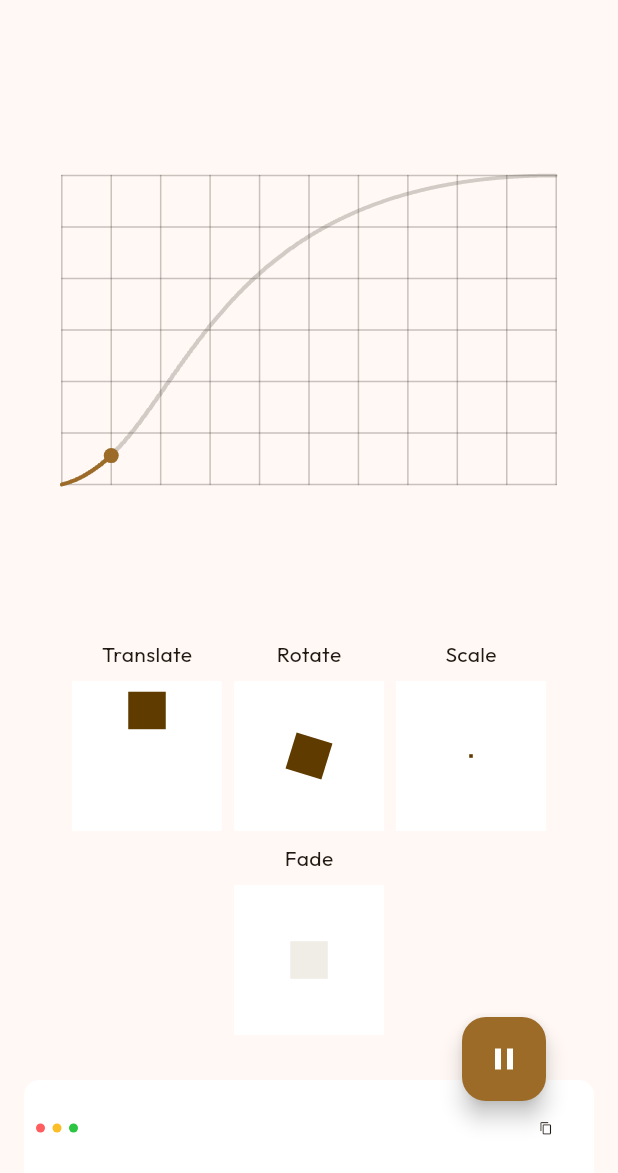
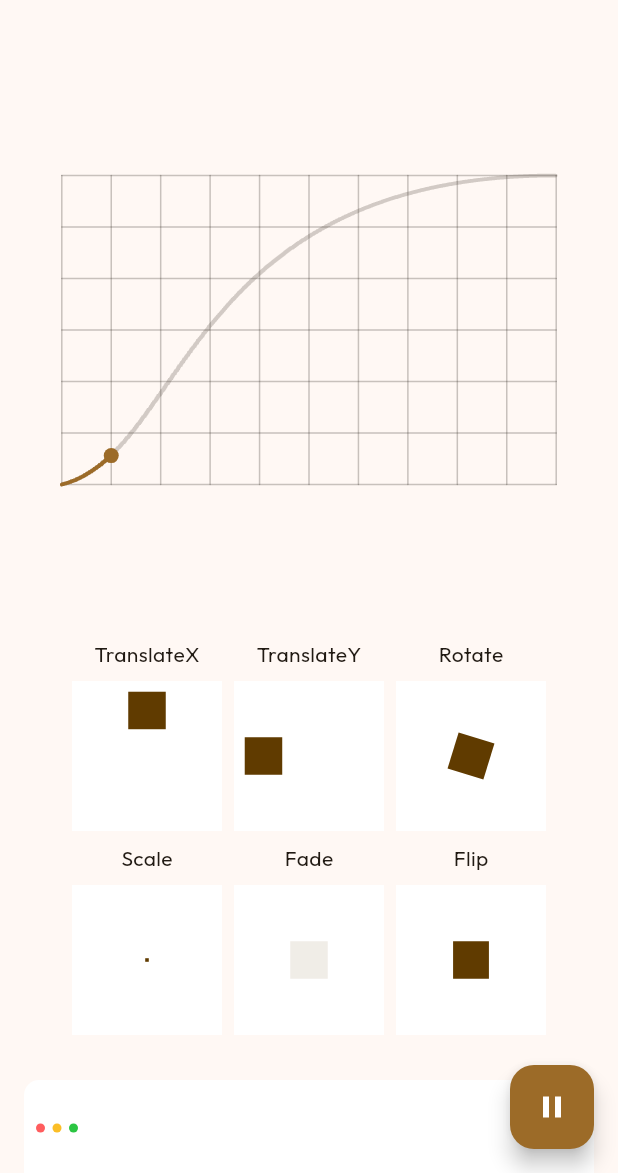
Before and after one commit to vchib1/flutter-curve-visualizer, a Flutter app: the screen it shows after launch, on a phone screen of 412 x 824 dp, the part 63-1236 px from its top. Run offline on Flutter 3.47's test engine with Material 3 defaults, Android fonts, the light colour scheme and no system bars; our stand-ins replace shared_preferences.

Commit message:
fixed code_block.dart padding & added flip, translateX to small animated_box_widget.dart

```diff
--- a/lib/views/home_page.dart
+++ b/lib/views/home_page.dart
@@ -116,6 +116,8 @@ class _HomePageState extends State<HomePage> with TickerProviderStateMixin {
 
   @override
   Widget build(BuildContext context) {
+    final screenMode = ScreenModeWidget.of(context);
+
     final decoration = BoxDecoration(
       color: Theme.of(context).colorScheme.onPrimaryFixed,
       borderRadius: BorderRadius.circular(10),
@@ -129,9 +131,13 @@ class _HomePageState extends State<HomePage> with TickerProviderStateMixin {
           controller: controller,
           animation: animation,
         ),
-        Wrap(
+        SizedBox(
+          width: MediaQuery.of(context).size.width /
+              (screenMode.isMobileOrTablet ? 1 : 3),
+          child: Wrap(
             spacing: 8.0,
             runSpacing: 8.0,
+            runAlignment: WrapAlignment.center,
             alignment: WrapAlignment.center,
             children: AnimationType.values.map(
               (animationType) {
@@ -151,6 +157,7 @@ class _HomePageState extends State<HomePage> with TickerProviderStateMixin {
                 );
               },
             ).toList(),
+          ),
         ),
       ],
     );
@@ -230,9 +237,7 @@ class _HomePageState extends State<HomePage> with TickerProviderStateMixin {
           ),
         ],
       ),
-      floatingActionButton: Padding(
-        padding: const EdgeInsets.all(32.0),
-        child: FloatingActionButton(
+      floatingActionButton: FloatingActionButton(
         child: Padding(
           padding: const EdgeInsets.all(8.0),
           child: AnimatedIcon(
@@ -247,7 +252,6 @@ class _HomePageState extends State<HomePage> with TickerProviderStateMixin {
             playPauseController.forward();
           }
         },
-        ),
       ),
       body: SingleChildScrollView(
         child: Container(
--- a/lib/views/widgets/animated_box/animated_box_widget.dart
+++ b/lib/views/widgets/animated_box/animated_box_widget.dart
@@ -1,7 +1,7 @@
 import 'dart:math';
 import 'package:flutter/material.dart';
 
-enum AnimationType { translate, rotate, scale, fade }
+enum AnimationType { translateX, translateY, rotate, scale, fade, flip }
 
 class AnimatedBoxWidget extends StatelessWidget {
   final AnimationType animationType;
@@ -44,11 +44,20 @@ class AnimatedBoxWidget extends StatelessWidget {
                   child: child,
                 ),
 
-              /// Translate
-              AnimationType.translate => Transform.translate(
+              /// Translate X
+              AnimationType.translateX => Transform.translate(
                   offset: Tween(
                     begin: Offset(0, (-constraints.maxHeight + boxSize) / 2),
                     end: Offset(0, (constraints.maxHeight - boxSize) / 2),
+                  ).transform(animation.value),
+                  child: child,
+                ),
+
+              /// Translate Y
+              AnimationType.translateY => Transform.translate(
+                  offset: Tween(
+                    begin: Offset((-constraints.maxWidth + boxSize) / 2, 0),
+                    end: Offset((constraints.maxHeight - boxSize) / 2, 0),
                   ).transform(animation.value),
                   child: child,
                 ),
@@ -59,6 +68,15 @@ class AnimatedBoxWidget extends StatelessWidget {
                   opacity: max(0, min(1, animation.value)),
                   child: child,
                 ),
+
+              /// Flip
+              AnimationType.flip => Transform(
+                  alignment: FractionalOffset.center,
+                  transform: Matrix4.identity()
+                    ..setEntry(2, 1, 0.0015)
+                    ..rotateY(animation.value * pi),
+                  child: child,
+                ),
             },
           );
         },
--- a/lib/views/widgets/code_block.dart
+++ b/lib/views/widgets/code_block.dart
@@ -15,7 +15,7 @@ class CodeBlock extends StatelessWidget {
     if (!context.mounted) return;
 
     ScaffoldMessenger.of(context).showSnackBar(
-      const SnackBar(content: Text('Code copied to clipboard')),
+      const SnackBar(content: Text('Copied to clipboard')),
     );
   }
 
@@ -28,8 +28,6 @@ class CodeBlock extends StatelessWidget {
       ScreenMode.tablet => Theme.of(context).textTheme.bodyLarge,
       ScreenMode.web => Theme.of(context).textTheme.bodyLarge,
     };
-
-    final double padding = mode.isMobile ? 8 : 16;
 
     final double spacing = mode.isMobile ? 5 : 10;
 
@@ -45,7 +43,7 @@ class CodeBlock extends StatelessWidget {
 
     return Container(
       alignment: Alignment.center,
-      padding: EdgeInsets.all(padding),
+      padding: EdgeInsets.all(8.0),
       decoration: BoxDecoration(
         color: Theme.of(context).colorScheme.onPrimaryFixed,
         borderRadius: BorderRadius.circular(10),
@@ -68,8 +66,8 @@ class CodeBlock extends StatelessWidget {
               Spacer(),
               IconButton(
                 onPressed: () => copyCode(context, code),
-                iconSize: radius * 3,
                 padding: EdgeInsets.zero,
+                iconSize: 16,
                 constraints: BoxConstraints(),
                 color: Theme.of(context).colorScheme.onSurface,
                 icon: Icon(Icons.copy),
--- a/lib/views/widgets/graph/graph_painter.dart
+++ b/lib/views/widgets/graph/graph_painter.dart
@@ -1,3 +1,5 @@
+import 'dart:math';
+
 import 'package:flutter/material.dart';
 import 'graph_config.dart';
 
@@ -21,6 +23,7 @@ class GraphPainter extends CustomPainter {
   @override
   void paint(Canvas canvas, Size size) {
     final points = generateCurveValues(animation, divisions);
+
     _drawAxis(canvas, size);
     _drawCurveBg(canvas, points, size);
     _drawCurve(canvas, points, size);
@@ -37,6 +40,7 @@ class GraphPainter extends CustomPainter {
       ..strokeCap = StrokeCap.round
       ..isAntiAlias = true;
 
+    // Draw the circular marker
     canvas.drawCircle(Offset(xPos, yPos), config.pointerSize, markerPaint);
   }
 
```
Lines whose indentation alone changed are shown as unchanged.
